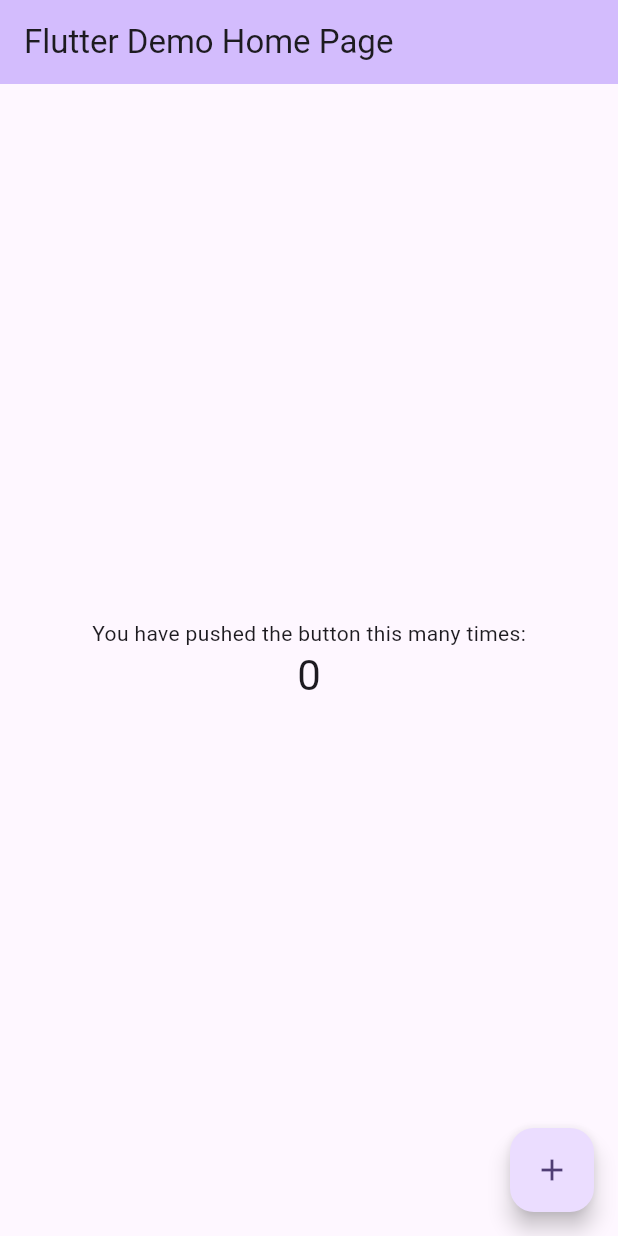
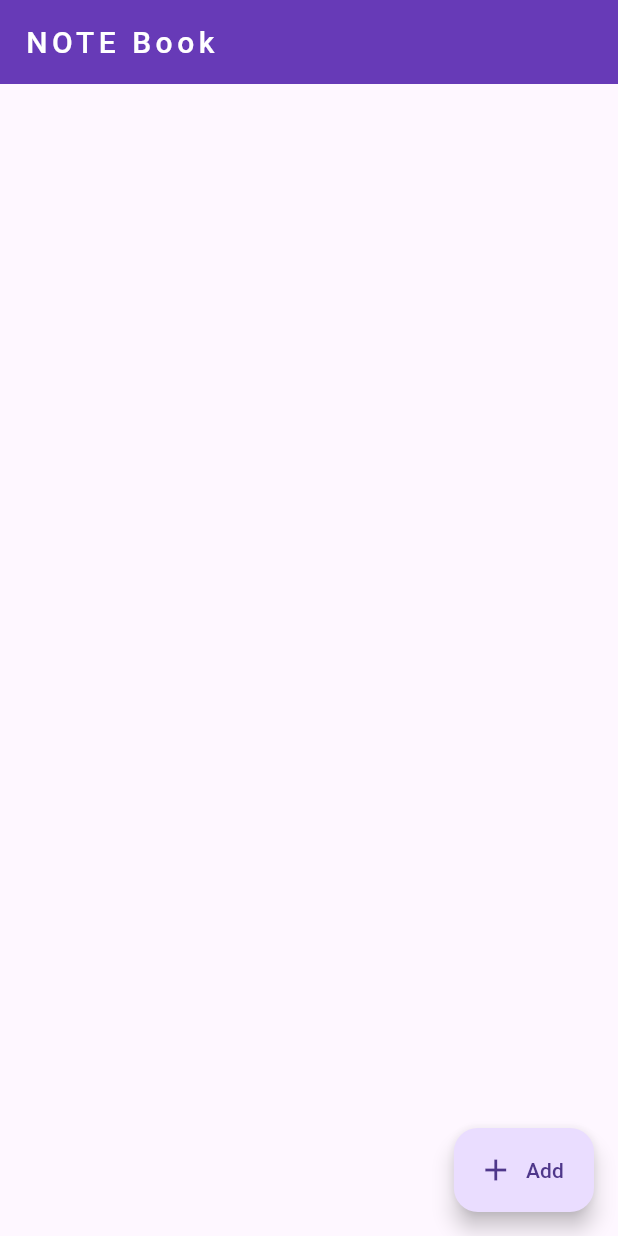
Before and after one commit to SahdevGit07/notes_book, a Flutter app: the screen it shows after launch, on a phone screen of 412 x 824 dp. Run offline on Flutter 3.47's test engine with Material 3 defaults, Android fonts, the phone set to English and light mode, and no system bars; our stand-ins replace sqflite; accounts and stored records are empty.

Commit message:
24/07
done

```diff
--- /dev/null
+++ b/lib/Screen/SqFlite/database_helper.dart
@@ -0,0 +1,16 @@
+import 'package:path/path.dart';
+import 'package:sqflite/sqflite.dart';
+
+class DatabaseHelper {
+ static Future<Database> dbHelper() async {
+    Database database = await openDatabase(
+      join(await getDatabasesPath(), "NoteBook.db"),
+      onCreate: (db, version) {
+        return db.execute(
+            "CREATE TABLE NoteBook(id INTEGER PRIMARY KEY AUTOINCREMENT, title TEXT, description Text)");
+      },
+      version: 1,
+    );
+    return database;
+  }
+}
--- /dev/null
+++ b/lib/Screen/home_screen.dart
@@ -0,0 +1,88 @@
+import 'package:flutter/material.dart';
+import 'package:notes_book/Screen/SqFlite/database_helper.dart';
+import 'package:notes_book/Screen/add_note.dart';
+import 'package:sqflite/sqflite.dart';
+
+class HomeScreen extends StatefulWidget {
+  const HomeScreen({super.key});
+
+  @override
+  State<HomeScreen> createState() => _HomeScreenState();
+}
+
+class _HomeScreenState extends State<HomeScreen> {
+  @override
+  void initState() {
+    getData();
+    super.initState();
+  }
+
+  List<Map<String, dynamic>> dataList = [];
+  Future<Database> getData() async {
+    Database db = await DatabaseHelper.dbHelper();
+    dataList = await db.rawQuery("SELECT * FROM NoteBook");
+    return db;
+  }
+
+  @override
+  Widget build(BuildContext context) {
+    return Scaffold(
+      appBar: AppBar(
+        backgroundColor: Colors.deepPurple,
+        foregroundColor: Colors.white,
+        title: Text(
+          "NOTE Book",
+          style: TextStyle(
+            letterSpacing: 3,
+            fontSize: 20,
+            fontWeight: FontWeight.w500,
+          ),
+        ),
+      ),
+      body: FutureBuilder(
+          future: getData(),
+          builder: (context, snapshot) {
+            if (snapshot.connectionState == ConnectionState.waiting) {
+              return const Center(
+                child: CircularProgressIndicator(),
+              );
+            } else if (snapshot.hasError) {
+              return Center(
+                child: Text("Error ${snapshot.error}"),
+              );
+            } else if (snapshot.hasData) {
+              return ListView.builder(
+                itemCount: dataList.length,
+                itemBuilder: (context, index) {
+                  return Padding(
+                    padding: const EdgeInsets.all(8.0),
+                    child: Card(
+                      child: ListTile(
+                        title: Text(dataList[index]["title"]),
+                        subtitle: Text(dataList[index]["description"]),
+                      ),
+                    ),
+                  );
+                },
+              );
+            } else {
+              return Center(
+                child: Container(),
+              );
+            }
+          }),
+      floatingActionButton: FloatingActionButton.extended(
+          onPressed: () {
+            Navigator.pushAndRemoveUntil(
+              context,
+              MaterialPageRoute(
+                builder: (context) => AddNote(),
+              ),
+              (route) => false,
+            );
+          },
+          label: Text("Add"),
+          icon: Icon(Icons.add)),
+    );
+  }
+}
--- a/lib/main.dart
+++ b/lib/main.dart
@@ -1,6 +1,11 @@
 import 'package:flutter/material.dart';
+import 'package:notes_book/Screen/SqFlite/database_helper.dart';
+import 'package:notes_book/Screen/splas_screen.dart';
 
-void main() {
+Future<void> main() async {
+  WidgetsFlutterBinding.ensureInitialized();
+  // intialized  database.
+ await DatabaseHelper.dbHelper();
   runApp(const MyApp());
 }
 
@@ -10,116 +15,10 @@ class MyApp extends StatelessWidget {
   // This widget is the root of your application.
   @override
   Widget build(BuildContext context) {
-    return MaterialApp(
+    return const MaterialApp(
+      debugShowCheckedModeBanner: false,
       title: 'Flutter Demo',
-      theme: ThemeData(
-        // This is the theme of your application.
-        //
-        // TRY THIS: Try running your application with "flutter run". You'll see
-        // the application has a purple toolbar. Then, without quitting the app,
-        // try changing the seedColor in the colorScheme below to Colors.green
-        // and then invoke "hot reload" (save your changes or press the "hot
-        // reload" button in a Flutter-supported IDE, or press "r" if you used
-        // the command line to start the app).
-        //
-        // Notice that the counter didn't reset back to zero; the application
-        // state is not lost during the reload. To reset the state, use hot
-        // restart instead.
-        //
-        // This works for code too, not just values: Most code changes can be
-        // tested with just a hot reload.
-        colorScheme: ColorScheme.fromSeed(seedColor: Colors.deepPurple),
-        useMaterial3: true,
-      ),
-      home: const MyHomePage(title: 'Flutter Demo Home Page'),
+      home: SplashScreen(),
     );
   }
 }
-
-class MyHomePage extends StatefulWidget {
-  const MyHomePage({super.key, required this.title});
-
-  // This widget is the home page of your application. It is stateful, meaning
-  // that it has a State object (defined below) that contains fields that affect
-  // how it looks.
-
-  // This class is the configuration for the state. It holds the values (in this
-  // case the title) provided by the parent (in this case the App widget) and
-  // used by the build method of the State. Fields in a Widget subclass are
-  // always marked "final".
-
-  final String title;
-
-  @override
-  State<MyHomePage> createState() => _MyHomePageState();
-}
-
-class _MyHomePageState extends State<MyHomePage> {
-  int _counter = 0;
-
-  void _incrementCounter() {
-    setState(() {
-      // This call to setState tells the Flutter framework that something has
-      // changed in this State, which causes it to rerun the build method below
-      // so that the display can reflect the updated values. If we changed
-      // _counter without calling setState(), then the build method would not be
-      // called again, and so nothing would appear to happen.
-      _counter++;
-    });
-  }
-
-  @override
-  Widget build(BuildContext context) {
-    // This method is rerun every time setState is called, for instance as done
-    // by the _incrementCounter method above.
-    //
-    // The Flutter framework has been optimized to make rerunning build methods
-    // fast, so that you can just rebuild anything that needs updating rather
-    // than having to individually change instances of widgets.
-    return Scaffold(
-      appBar: AppBar(
-        // TRY THIS: Try changing the color here to a specific color (to
-        // Colors.amber, perhaps?) and trigger a hot reload to see the AppBar
-        // change color while the other colors stay the same.
-        backgroundColor: Theme.of(context).colorScheme.inversePrimary,
-        // Here we take the value from the MyHomePage object that was created by
-        // the App.build method, and use it to set our appbar title.
-        title: Text(widget.title),
-      ),
-      body: Center(
-        // Center is a layout widget. It takes a single child and positions it
-        // in the middle of the parent.
-        child: Column(
-          // Column is also a layout widget. It takes a list of children and
-          // arranges them vertically. By default, it sizes itself to fit its
-          // children horizontally, and tries to be as tall as its parent.
-          //
-          // Column has various properties to control how it sizes itself and
-          // how it positions its children. Here we use mainAxisAlignment to
-          // center the children vertically; the main axis here is the vertical
-          // axis because Columns are vertical (the cross axis would be
-          // horizontal).
-          //
-          // TRY THIS: Invoke "debug painting" (choose the "Toggle Debug Paint"
-          // action in the IDE, or press "p" in the console), to see the
-          // wireframe for each widget.
-          mainAxisAlignment: MainAxisAlignment.center,
-          children: <Widget>[
-            const Text(
-              'You have pushed the button this many times:',
-            ),
-            Text(
-              '$_counter',
-              style: Theme.of(context).textTheme.headlineMedium,
-            ),
-          ],
-        ),
-      ),
-      floatingActionButton: FloatingActionButton(
-        onPressed: _incrementCounter,
-        tooltip: 'Increment',
-        child: const Icon(Icons.add),
-      ), // This trailing comma makes auto-formatting nicer for build methods.
-    );
-  }
-}
--- a/pubspec.yaml
+++ b/pubspec.yaml
@@ -34,7 +34,9 @@ dependencies:
 
   # The following adds the Cupertino Icons font to your application.
   # Use with the CupertinoIcons class for iOS style icons.
-  cupertino_icons: ^1.0.6
+  cupertino_icons:
+  sqflite:
+  path:
 
 dev_dependencies:
   flutter_test:
```
Also changed, not shown: lib/Screen/add_note.dart (added, +125 -0 lines), lib/Screen/splas_screen.dart (added, +57 -0 lines), pubspec.lock, 1 other file.
